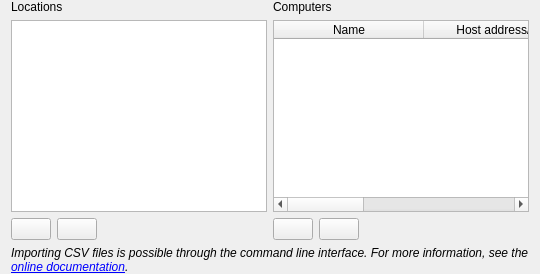
First picture: the form in plugins/builtindirectory/BuiltinDirectoryConfigurationPage.ui, repository veyon/veyon, before the edit.
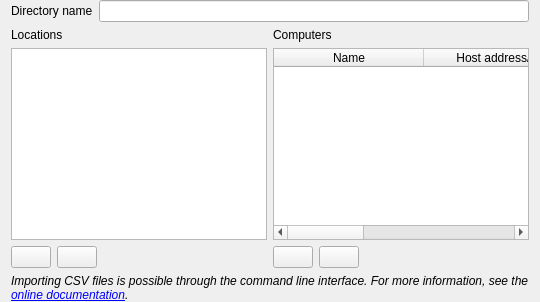
Second picture: the form after the edit. Icons and pictures are not drawn.

Commit message:
NetworkObjectDirectory: add configurable name property
This allows configuring individual names for each NOD.

Diff of the .ui file:
```diff
--- a/plugins/builtindirectory/BuiltinDirectoryConfigurationPage.ui
+++ b/plugins/builtindirectory/BuiltinDirectoryConfigurationPage.ui
@@ -5,22 +5,19 @@
   <property name="windowTitle">
    <string>Builtin directory</string>
   </property>
-  <layout class="QGridLayout" name="gridLayout" rowstretch="0,1,0,0" columnstretch="0,1">
+  <layout class="QGridLayout" name="gridLayout" rowstretch="0,0,1,0,0" columnstretch="0,1">
    <property name="topMargin">
     <number>0</number>
    </property>
    <property name="bottomMargin">
     <number>0</number>
    </property>
-   <item row="2" column="0">
-    <layout class="QHBoxLayout" name="horizontalLayout_2">
+   <item row="0" column="0" colspan="2">
+    <layout class="QHBoxLayout" name="horizontalLayout_3">
      <item>
-      <widget class="QPushButton" name="addLocationButton">
-       <property name="toolTip">
-        <string>Add new location</string>
-       </property>
+      <widget class="QLabel" name="label_4">
        <property name="text">
-        <string/>
+        <string>Directory name</string>
        </property>
        <property name="icon">
         <iconset resource="../../core/resources/core.qrc">
@@ -29,35 +26,43 @@
       </widget>
      </item>
      <item>
-      <widget class="QPushButton" name="removeLocationButton">
-       <property name="toolTip">
-        <string>Remove selected location</string>
-       </property>
-       <property name="text">
-        <string/>
-       </property>
-       <property name="icon">
-        <iconset resource="../../core/resources/core.qrc">
-         <normaloff>:/core/edit-delete.png</normaloff>:/core/edit-delete.png</iconset>
-       </property>
-      </widget>
-     </item>
-     <item>
-      <spacer name="horizontalSpacer_2">
-       <property name="orientation">
-        <enum>Qt::Horizontal</enum>
-       </property>
-       <property name="sizeHint" stdset="0">
-        <size>
-         <width>40</width>
-         <height>20</height>
-        </size>
-       </property>
-      </spacer>
+      <widget class="QLineEdit" name="directoryName"/>
      </item>
     </layout>
    </item>
+   <item row="1" column="0">
+    <widget class="QLabel" name="legacyLocalDataNetworkObjects">
+     <property name="text">
+      <string>Locations</string>
+     </property>
+    </widget>
+   </item>
    <item row="1" column="1">
+    <widget class="QLabel" name="networkObjects">
+     <property name="text">
+      <string>Computers</string>
+     </property>
+    </widget>
+   </item>
+   <item row="2" column="0">
+    <widget class="QTableWidget" name="locationTableWidget">
+     <attribute name="horizontalHeaderVisible">
+      <bool>false</bool>
+     </attribute>
+     <attribute name="horizontalHeaderStretchLastSection">
+      <bool>true</bool>
+     </attribute>
+     <attribute name="verticalHeaderVisible">
+      <bool>false</bool>
+     </attribute>
+     <column>
+      <property name="text">
+       <string>Locations</string>
+      </property>
+     </column>
+    </widget>
+   </item>
+   <item row="2" column="1">
     <widget class="QTableWidget" name="computerTableWidget">
      <property name="selectionBehavior">
       <enum>QAbstractItemView::SelectRows</enum>
@@ -88,7 +93,52 @@
      </column>
     </widget>
    </item>
-   <item row="2" column="1">
+   <item row="3" column="0">
+    <layout class="QHBoxLayout" name="horizontalLayout_2">
+     <item>
+      <widget class="QPushButton" name="addLocationButton">
+       <property name="toolTip">
+        <string>Add new location</string>
+       </property>
+       <property name="text">
+        <string/>
+       </property>
+       <property name="icon">
+        <iconset resource="../../core/resources/core.qrc">
+         <normaloff>:/core/list-add.png</normaloff>:/core/list-add.png</iconset>
+       </property>
+      </widget>
+     </item>
+     <item>
+      <widget class="QPushButton" name="removeLocationButton">
+       <property name="toolTip">
+        <string>Remove selected location</string>
+       </property>
+       <property name="text">
+        <string/>
+       </property>
+       <property name="icon">
+        <iconset resource="../../core/resources/core.qrc">
+         <normaloff>:/core/edit-delete.png</normaloff>:/core/edit-delete.png</iconset>
+       </property>
+      </widget>
+     </item>
+     <item>
+      <spacer name="horizontalSpacer_2">
+       <property name="orientation">
+        <enum>Qt::Horizontal</enum>
+       </property>
+       <property name="sizeHint" stdset="0">
+        <size>
+         <width>40</width>
+         <height>20</height>
+        </size>
+       </property>
+      </spacer>
+     </item>
+    </layout>
+   </item>
+   <item row="3" column="1">
     <layout class="QHBoxLayout" name="horizontalLayout">
      <item>
       <widget class="QPushButton" name="addComputerButton">
@@ -133,39 +183,7 @@
      </item>
     </layout>
    </item>
-   <item row="0" column="0">
-    <widget class="QLabel" name="label">
-     <property name="text">
-      <string>Locations</string>
-     </property>
-    </widget>
-   </item>
-   <item row="1" column="0">
-    <widget class="QTableWidget" name="locationTableWidget">
-     <attribute name="horizontalHeaderVisible">
-      <bool>false</bool>
-     </attribute>
-     <attribute name="horizontalHeaderStretchLastSection">
-      <bool>true</bool>
-     </attribute>
-     <attribute name="verticalHeaderVisible">
-      <bool>false</bool>
-     </attribute>
-     <column>
-      <property name="text">
-       <string>Locations</string>
-      </property>
-     </column>
-    </widget>
-   </item>
-   <item row="0" column="1">
-    <widget class="QLabel" name="label_2">
-     <property name="text">
-      <string>Computers</string>
-     </property>
-    </widget>
-   </item>
-   <item row="3" column="0" colspan="2">
+   <item row="4" column="0" colspan="2">
     <widget class="QLabel" name="label_3">
      <property name="font">
       <font>
```
Left out of the diff: 4 changed lines with no effect on the pictures. The commit also changes 8 other files.
